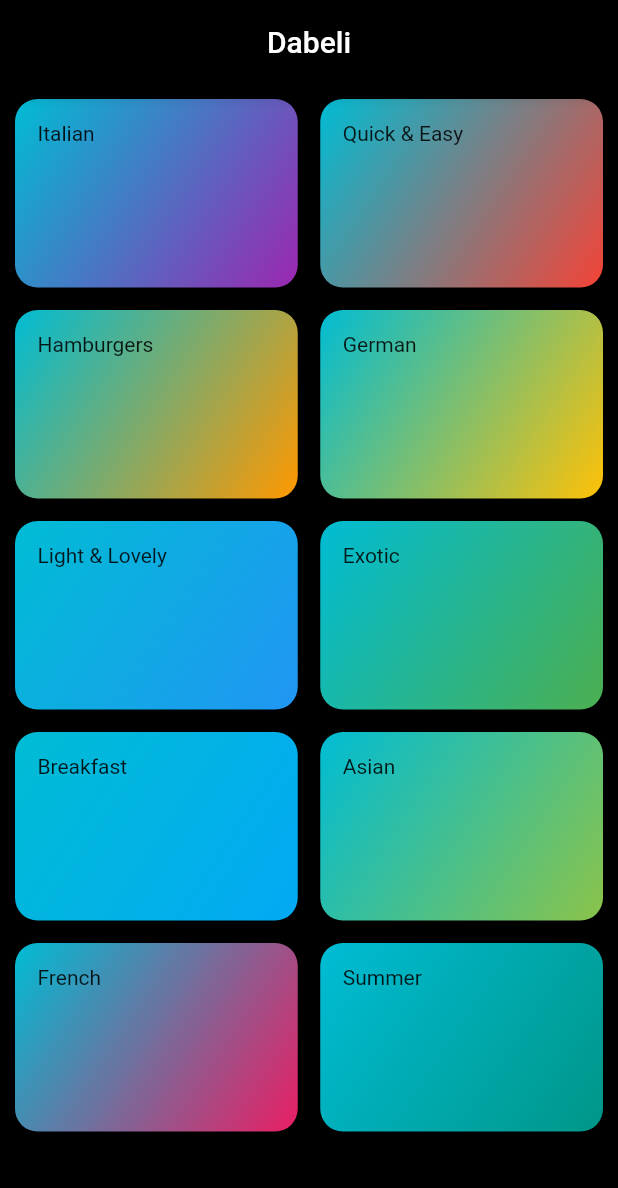
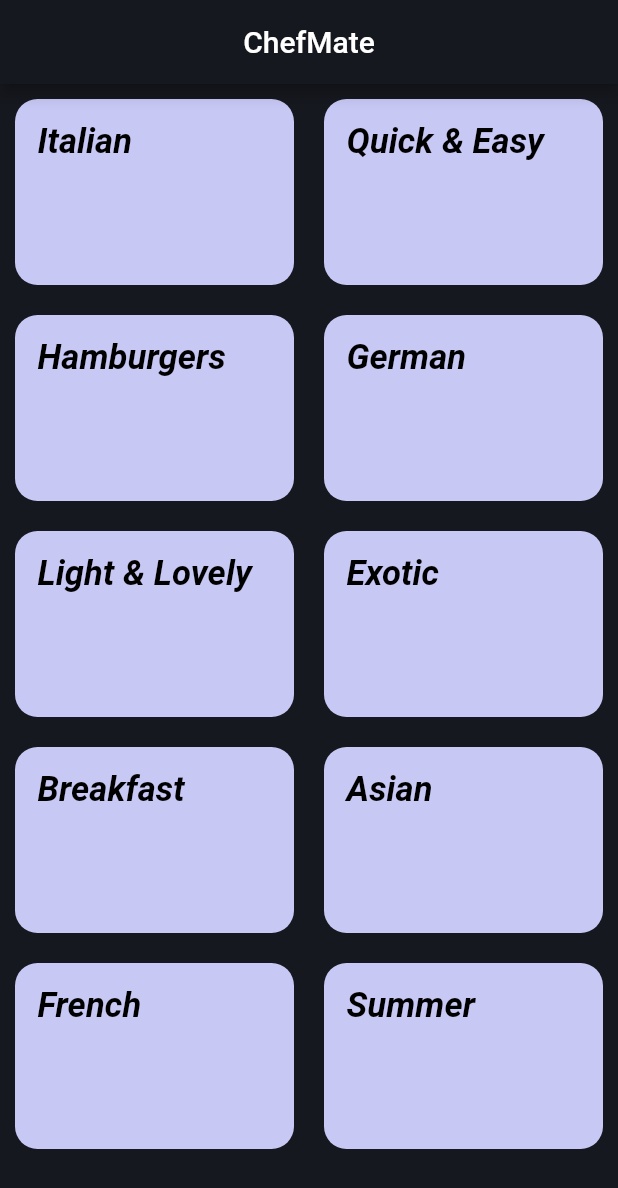
Before and after one commit to Techno-Disaster/ChefMate, a Flutter app: the screen it shows after launch, on a phone screen of 412 x 824 dp. Shown: the top 1188 px of the screen. Run offline on Flutter 3.47's test engine with Material 2 defaults, Android fonts, the phone set to English and light mode, and no system bars.

Commit message:
added a lot of stuff

```diff
--- a/lib/categoriesscreen.dart
+++ /dev/null
@@ -1,36 +0,0 @@
-import 'package:flutter/material.dart';
-import 'package:ziggy/data.dart';
-import 'package:ziggy/item.dart';
-
-class CategoriesScreen extends StatelessWidget {
-  @override
-  Widget build(BuildContext context) {
-    return Scaffold(
-      backgroundColor: Colors.black,
-      appBar: AppBar(
-        title: Text("Dabeli"),
-        backgroundColor: Colors.black,
-        centerTitle: true,
-      ),
-      body: GridView(
-        padding: EdgeInsets.all(10),
-        children: DUMMY_CATEGORIES
-            .map(
-              (catData) => CategoryItem(
-                catData.id,
-                catData.title,
-                catData.color,
-              ),
-            ) // this part is for map to list the map takes
-            //dummy data then converts it to a list for gridview
-            .toList(),
-        gridDelegate: SliverGridDelegateWithMaxCrossAxisExtent(
-          childAspectRatio: 3 / 2,
-          maxCrossAxisExtent: 250,
-          mainAxisSpacing: 15,
-          crossAxisSpacing: 15,
-        ),
-      ),
-    );
-  }
-}
--- a/lib/main.dart
+++ b/lib/main.dart
@@ -1,16 +1,30 @@
 import 'package:flutter/material.dart';
-import 'package:ziggy/categoriesscreen.dart';
+import 'package:flutter/services.dart';
+import './screens/category_meals_screen.dart';
+import './screens/categories_screen.dart';
 
 void main() => runApp(MyApp());
 
 class MyApp extends StatelessWidget {
   @override
   Widget build(BuildContext context) {
+    SystemChrome.setSystemUIOverlayStyle(
+      SystemUiOverlayStyle(
+        statusBarColor: Color.fromRGBO(22, 24, 31, 1.0),
+
+      ),
+    );
     return MaterialApp(
+      title: 'ChefMate',
+      color: Colors.black,
 
-      title: 'DeliMeals',
       debugShowCheckedModeBanner: false,
-      home: CategoriesScreen(),
+      // home: CategoriesScreen(),
+      initialRoute: '/', // default is '/'
+      routes: {
+        '/': (ctx) => CategoriesScreen(),
+        CategoryMealsScreen.routeName: (ctx) => CategoryMealsScreen(),
+      },
     );
   }
 }
--- a/lib/models/category.dart
+++ b/lib/models/category.dart
@@ -1,14 +1,16 @@
 import 'package:flutter/material.dart';
+
 
 class Category {
   final String id;
-
   final String title;
   final Color color;
 
+
   const Category({
+    @required this.id,
     @required this.title,
-    @required this.id,
     this.color = Colors.orange,
+
   });
 }
--- /dev/null
+++ b/lib/screens/categories_screen.dart
@@ -0,0 +1,37 @@
+import 'package:flutter/material.dart';
+
+import '../dummy_data.dart';
+import '../widgets/category_item.dart';
+
+class CategoriesScreen extends StatelessWidget {
+  @override
+  Widget build(BuildContext context) {
+    return Scaffold(
+
+      appBar: AppBar(
+        title: const Text('ChefMate'),
+        centerTitle: true,
+        backgroundColor: Color.fromRGBO(22, 24, 31, 1.0),
+      ),
+      backgroundColor: Color.fromRGBO(22, 24, 31, 1.0),
+      body: GridView(
+        padding: const EdgeInsets.all(10),
+        children: DUMMY_CATEGORIES
+            .map(
+              (catData) => CategoryItem(
+                    catData.id,
+                    catData.title,
+                    catData.color,
+                  ),
+            )
+            .toList(),
+        gridDelegate: SliverGridDelegateWithMaxCrossAxisExtent(
+          maxCrossAxisExtent: 200,
+          childAspectRatio: 3 / 2,
+          crossAxisSpacing: 20,
+          mainAxisSpacing: 20,
+        ),
+      ),
+    );
+  }
+}
--- a/lib/item.dart
+++ b/lib/widgets/category_item.dart
@@ -1,5 +1,6 @@
 import 'package:flutter/material.dart';
-import './mealsscreen.dart';
+
+import '../screens/category_meals_screen.dart';
 
 class CategoryItem extends StatelessWidget {
   final String id;
@@ -8,13 +9,13 @@ class CategoryItem extends StatelessWidget {
 
   CategoryItem(this.id, this.title, this.color);
 
-  void selectCategory(BuildContext context) {
-    Navigator.of(context).push(
-      MaterialPageRoute(
-        builder: (_) {
-          return MealsScreen(title);
-        },
-      ),
+  void selectCategory(BuildContext ctx) {
+    Navigator.of(ctx).pushNamed(
+      CategoryMealsScreen.routeName,
+      arguments: {
+        'id': id,
+        'title': title,
+      },
     );
   }
 
@@ -23,16 +24,19 @@ class CategoryItem extends StatelessWidget {
     return InkWell(
       onTap: () => selectCategory(context),
       splashColor: Colors.white,
-      hoverColor: Colors.white,
       borderRadius: BorderRadius.circular(15),
       child: Container(
         padding: const EdgeInsets.all(15),
-        child: Text(title),
+        child: Text(
+          title,
+          style: TextStyle(
+              color: Colors.black,
+              fontSize: 23,
+              fontStyle: FontStyle.italic,
+              fontWeight: FontWeight.bold),
+        ),
         decoration: BoxDecoration(
-          gradient: LinearGradient(colors: [
-            Colors.cyan,
-            color,
-          ], begin: Alignment.topLeft, end: Alignment.bottomRight),
+            color:  Color.fromRGBO(200,200,245, 1.0),
           borderRadius: BorderRadius.circular(15),
         ),
       ),
--- a/pubspec.yaml
+++ b/pubspec.yaml
@@ -47,10 +47,8 @@ flutter:
   uses-material-design: true
 
   # To add assets to your application, add an assets section, like this:
-  # assets:
-  #  - images/a_dot_burr.jpeg
-  #  - images/a_dot_ham.jpeg
-
+  assets:
+     - assets/images/
   # An image asset can refer to one or more resolution-specific "variants", see
   # https://flutter.dev/assets-and-images/#resolution-aware.
 
```
Also changed, not shown: lib/dummy_data.dart (renamed from lib/data.dart, +7 -11 lines), lib/mealsscreen.dart (deleted, +0 -28 lines), lib/models/meal.dart (renamed from lib/models/meals.dart, +23 -12 lines), lib/screens/category_meals_screen.dart (added, +42 -0 lines), lib/widgets/meal_item.dart (added, +152 -0 lines), 2 other files.
